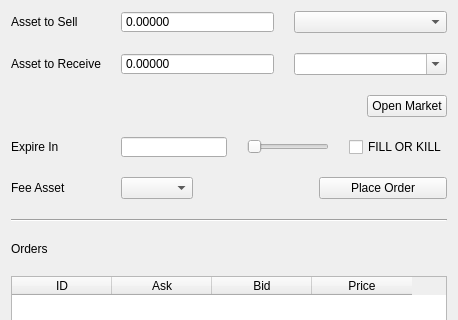
Qt form bitsharesqt/exchange.ui (jhtitor/citadel) before a commit; both pictures show x 0 to 458 and y 0 to 320 of the 458 by 487 pixel window.
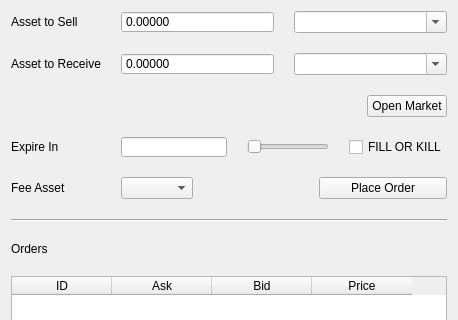
The same form after that commit.

Patch:
```diff
--- a/bitsharesqt/exchange.ui
+++ b/bitsharesqt/exchange.ui
@@ -77,7 +77,7 @@
           </size>
          </property>
          <property name="editable">
-          <bool>false</bool>
+          <bool>true</bool>
          </property>
         </widget>
        </item>
```
